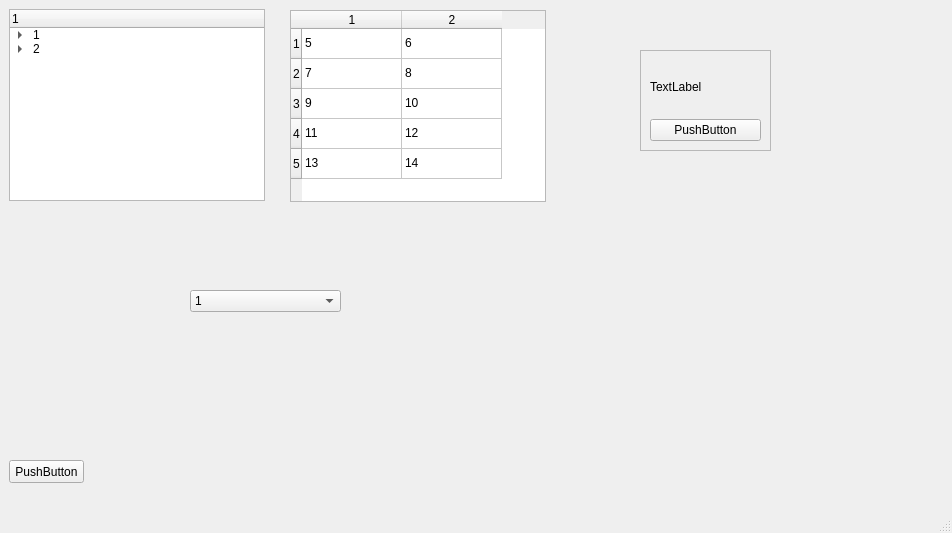
Qt form ui/test.ui (Meller008/CRM-Avi) before a commit.
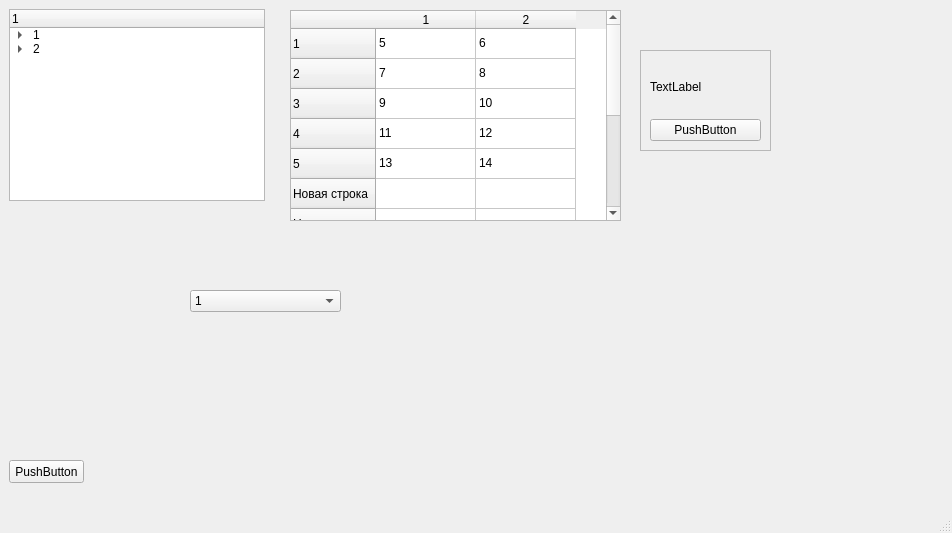
The same form after that commit.

Patch:
```diff
--- a/ui/test.ui
+++ b/ui/test.ui
@@ -67,8 +67,8 @@
      <rect>
       <x>290</x>
       <y>10</y>
-      <width>256</width>
-      <height>192</height>
+      <width>331</width>
+      <height>211</height>
      </rect>
     </property>
     <property name="editTriggers">
@@ -102,6 +102,41 @@
       <string>5</string>
      </property>
     </row>
+    <row>
+     <property name="text">
+      <string>Новая строка</string>
+     </property>
+    </row>
+    <row>
+     <property name="text">
+      <string>Новая строка</string>
+     </property>
+    </row>
+    <row>
+     <property name="text">
+      <string>Новая строка</string>
+     </property>
+    </row>
+    <row>
+     <property name="text">
+      <string>Новая строка</string>
+     </property>
+    </row>
+    <row>
+     <property name="text">
+      <string>Новая строка</string>
+     </property>
+    </row>
+    <row>
+     <property name="text">
+      <string>Новая строка</string>
+     </property>
+    </row>
+    <row>
+     <property name="text">
+      <string>Новая строка</string>
+     </property>
+    </row>
     <column>
      <property name="text">
       <string>1</string>
```
